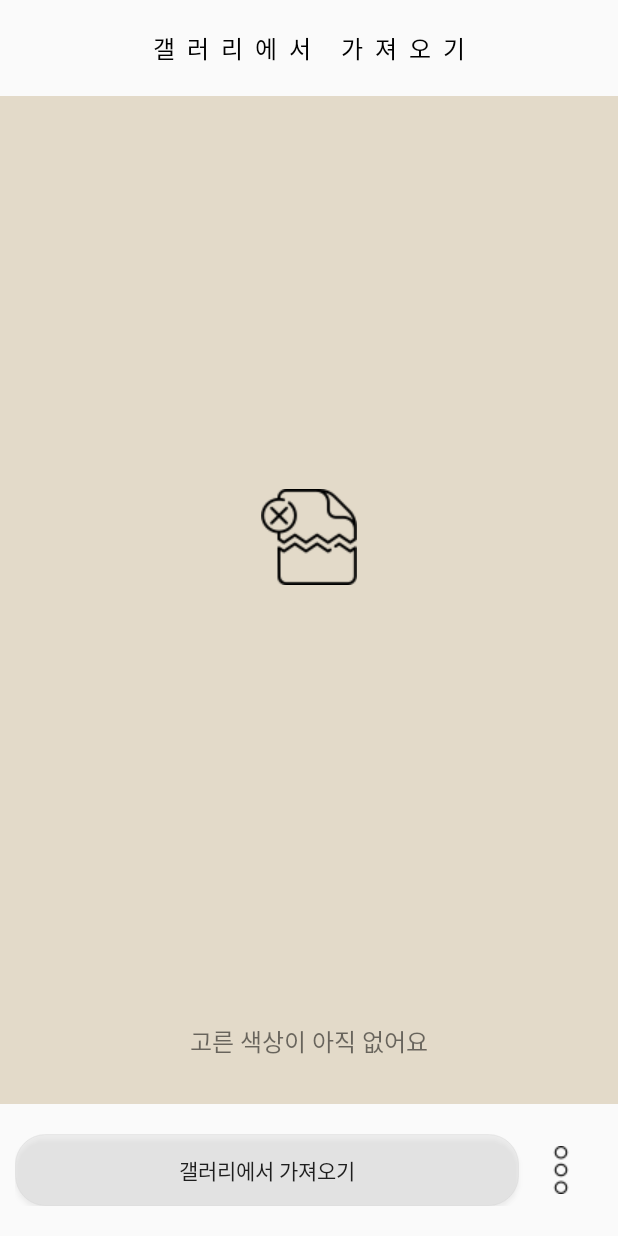
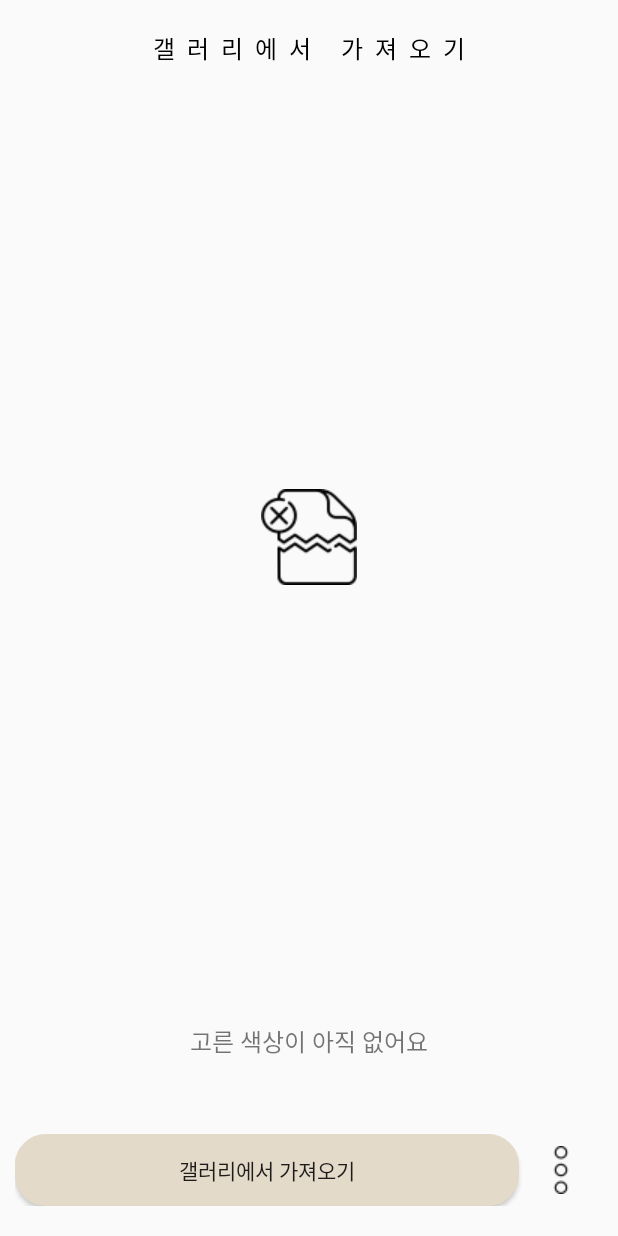
Before and after one commit to johyewon/ColorBook, an Android app: the PickFromGalleryActivity screen opened directly, with no data from a screen before it, on a phone screen of 412 x 824 dp. Run offline under Robolectric (Android 15) with nearby library versions, the phone set to English and light mode, and no system bars; Roboto replaces fonts that are not available here.

Commit message:
gallery 코드 작성 및 Manifest 추가

```diff
--- a/app/src/main/java/com/hanix/colorbook/views/AppIntro.java
+++ b/app/src/main/java/com/hanix/colorbook/views/AppIntro.java
@@ -12,7 +12,6 @@ import androidx.appcompat.app.AppCompatActivity;
 
 import com.hanix.colorbook.R;
 import com.hanix.colorbook.common.constants.AppConstants;
-
 
 public class AppIntro extends AppCompatActivity {
 
--- a/app/src/main/java/com/hanix/colorbook/views/MainActivity.java
+++ b/app/src/main/java/com/hanix/colorbook/views/MainActivity.java
@@ -86,8 +86,6 @@ public class MainActivity extends AppCompatActivity {
             mainCode.setText(colorHex(color));
             mainCode.setTextColor(color);
         });
-
-
     }
 
     @Override
--- a/app/src/main/java/com/hanix/colorbook/views/PickFromCameraActivity.java
+++ b/app/src/main/java/com/hanix/colorbook/views/PickFromCameraActivity.java
@@ -84,7 +84,7 @@ public class PickFromCameraActivity extends AppCompatActivity {
                 case MotionEvent.ACTION_DOWN:
                 case MotionEvent.ACTION_UP:
                 case MotionEvent.ACTION_MOVE:
-                    getColor((int)event.getX(), (int)event.getY());
+                    getColor((int) event.getX(), (int) event.getY());
             }
         }
         return super.onTouchEvent(event);
@@ -107,8 +107,8 @@ public class PickFromCameraActivity extends AppCompatActivity {
 
     private void getColor(int x, int y) {
         Drawable drawable = cameraPicture.getDrawable();
-        Bitmap bitmap = ((BitmapDrawable)drawable).getBitmap();
-        if(y < bitmap.getHeight() && x < bitmap.getWidth())
+        Bitmap bitmap = ((BitmapDrawable) drawable).getBitmap();
+        if (y < bitmap.getHeight() && x < bitmap.getWidth())
             colorHex(bitmap.getPixel(x, y));
     }
 
--- a/app/src/main/java/com/hanix/colorbook/views/PickFromGalleryActivity.java
+++ b/app/src/main/java/com/hanix/colorbook/views/PickFromGalleryActivity.java
@@ -58,6 +58,7 @@ public class PickFromGalleryActivity extends AppCompatActivity {
                     case MotionEvent.ACTION_UP:
                     case MotionEvent.ACTION_MOVE :
                     case MotionEvent.ACTION_SCROLL:
+                        galleryPicture.onTouchEvent(motionEvent);
                         getColor((int)motionEvent.getX(), (int)motionEvent.getY());
                         break;
 
@@ -142,7 +143,6 @@ public class PickFromGalleryActivity extends AppCompatActivity {
     }
     // 갤러리 끝
 
-
     @Override
     public boolean onTouchEvent(MotionEvent event) {
         if(isPictureOn) {
@@ -156,7 +156,7 @@ public class PickFromGalleryActivity extends AppCompatActivity {
                     return false;
             }
         }
-       return super.onTouchEvent(event);
+       return false;
     }
 
     private void getColor(int x, int y) {
--- a/app/src/main/res/layout/activity_pick_from_camera.xml
+++ b/app/src/main/res/layout/activity_pick_from_camera.xml
@@ -31,7 +31,6 @@
         android:layout_width="match_parent"
         android:layout_height="0dp"
         android:layout_weight="1"
-        android:background="@color/background"
         android:gravity="center"
         android:orientation="vertical">
 
@@ -39,6 +38,7 @@
             android:id="@+id/cameraPicture"
             android:layout_width="wrap_content"
             android:layout_height="wrap_content"
+            android:scaleType="centerInside"
             app:srcCompat="@drawable/broken_image" />
     </LinearLayout>
 
@@ -46,7 +46,6 @@
         android:id="@+id/cameraCode"
         android:layout_width="match_parent"
         android:layout_height="wrap_content"
-        android:background="@color/background"
         android:fontFamily="@font/applesdgothicneom"
         android:gravity="center"
         android:paddingTop="30dp"
@@ -70,7 +69,7 @@
             android:layout_width="match_parent"
             android:layout_height="wrap_content"
             android:layout_weight="1"
-            android:background="@drawable/button_round_normal"
+            android:background="@drawable/button_round_main_color"
             android:fontFamily="@font/applesdgothicneom"
             android:text="@string/pick_camera"
             android:textStyle="normal" />
--- a/app/src/main/res/layout/activity_pick_from_gallery.xml
+++ b/app/src/main/res/layout/activity_pick_from_gallery.xml
@@ -31,7 +31,6 @@
         android:layout_width="match_parent"
         android:layout_height="0dp"
         android:layout_weight="1"
-        android:background="@color/background"
         android:gravity="center"
         android:orientation="vertical">
 
@@ -39,6 +38,7 @@
             android:id="@+id/galleryPicture"
             android:layout_width="wrap_content"
             android:layout_height="wrap_content"
+            android:scaleType="centerInside"
             app:srcCompat="@drawable/broken_image" />
     </LinearLayout>
 
@@ -46,7 +46,6 @@
         android:id="@+id/galleryCode"
         android:layout_width="match_parent"
         android:layout_height="wrap_content"
-        android:background="@color/background"
         android:fontFamily="@font/applesdgothicneom"
         android:gravity="center"
         android:paddingTop="30dp"
@@ -70,7 +69,7 @@
             android:layout_width="match_parent"
             android:layout_height="wrap_content"
             android:layout_weight="1"
-            android:background="@drawable/button_round_normal"
+            android:background="@drawable/button_round_main_color"
             android:fontFamily="@font/applesdgothicneom"
             android:text="@string/pick_gallery"
             android:textStyle="normal" />
```
